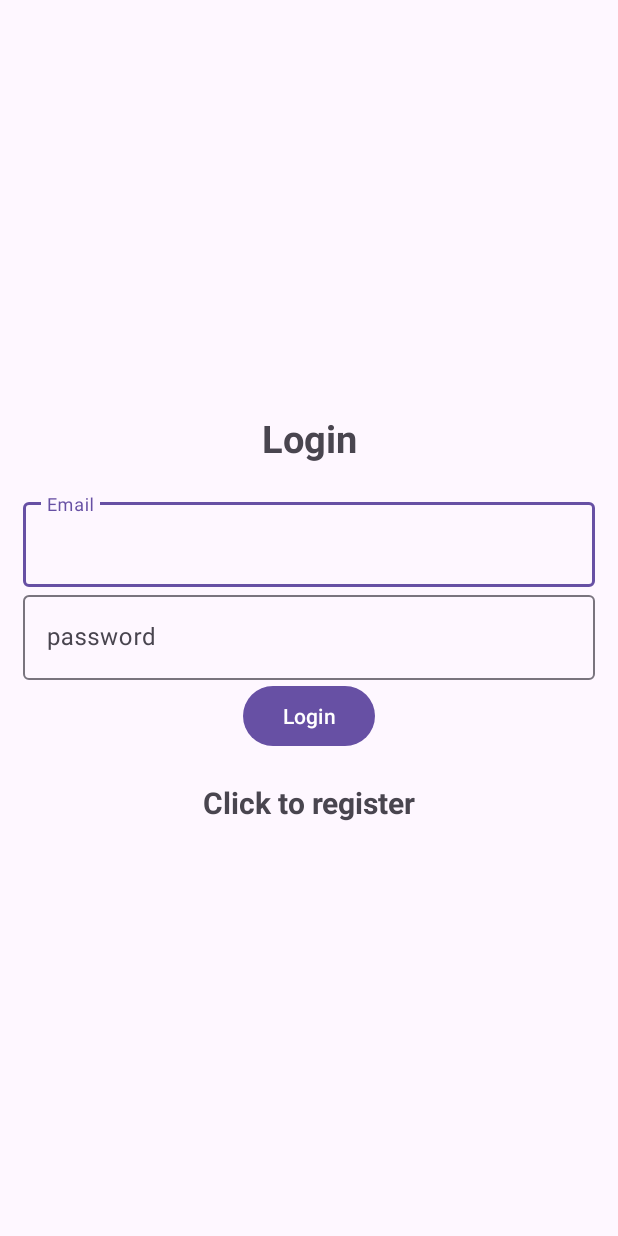
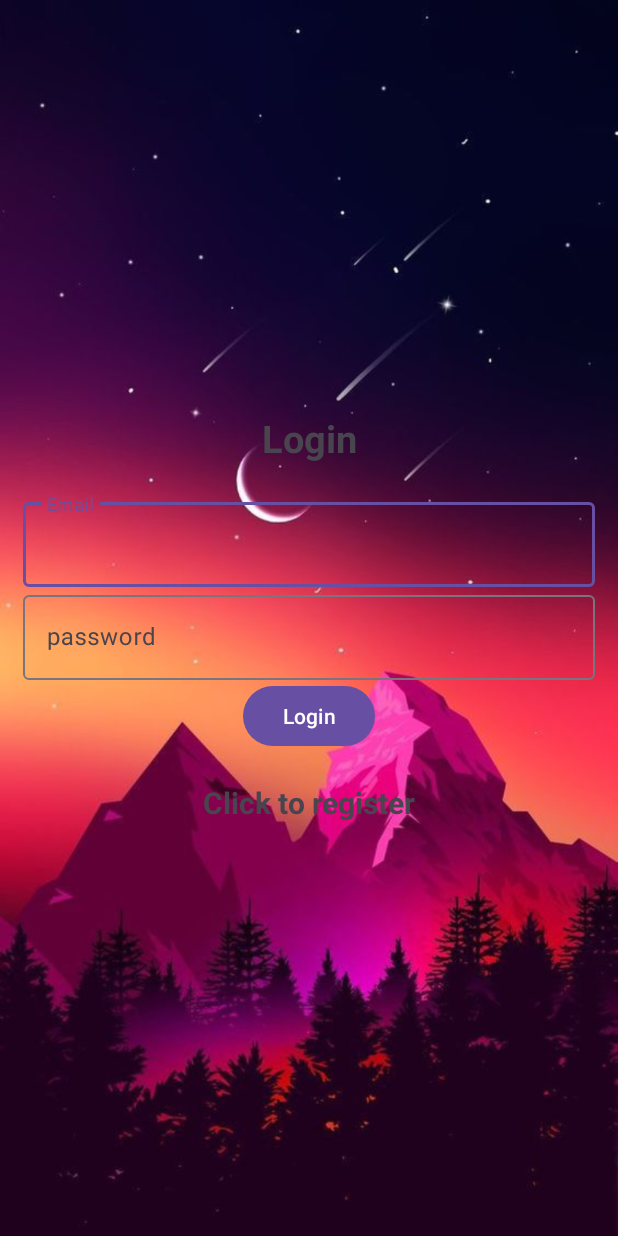
Before and after one commit to TomasJefferson2J/login, an Android app: the screen it shows after launch (Login), on a phone screen of 412 x 824 dp. Run offline under Robolectric (Android 15) with nearby library versions, the phone set to English and light mode, and no system bars; our stand-ins replace Firebase (no records; nobody signed in at launch, a user with empty details on screens opened directly).

```diff
--- a/app/src/main/res/layout/activity_login.xml
+++ b/app/src/main/res/layout/activity_login.xml
@@ -7,7 +7,8 @@
     android:padding="15dp"
     android:gravity="center"
     android:layout_height="match_parent"
-    tools:context=".Login">
+    tools:context=".Login"
+    android:background="@drawable/aaa">>
 
 
     <TextView
--- a/app/src/main/res/layout/activity_main.xml
+++ b/app/src/main/res/layout/activity_main.xml
@@ -6,7 +6,8 @@
     android:orientation="vertical"
     android:gravity="center"
     android:layout_height="match_parent"
-    tools:context=".MainActivity">
+    tools:context=".MainActivity"
+    android:background="@drawable/aaa">
 
     <TextView
         android:id="@+id/user_details"
--- a/app/src/main/res/layout/activity_register.xml
+++ b/app/src/main/res/layout/activity_register.xml
@@ -7,7 +7,8 @@
     android:padding="15dp"
     android:gravity="center"
     android:layout_height="match_parent"
-    tools:context=".Register">
+    tools:context=".Register"
+    android:background="@drawable/aaa">>
 
 
     <TextView
```
Also changed, not shown: app/src/main/res/drawable/aaa.jpg (added).
